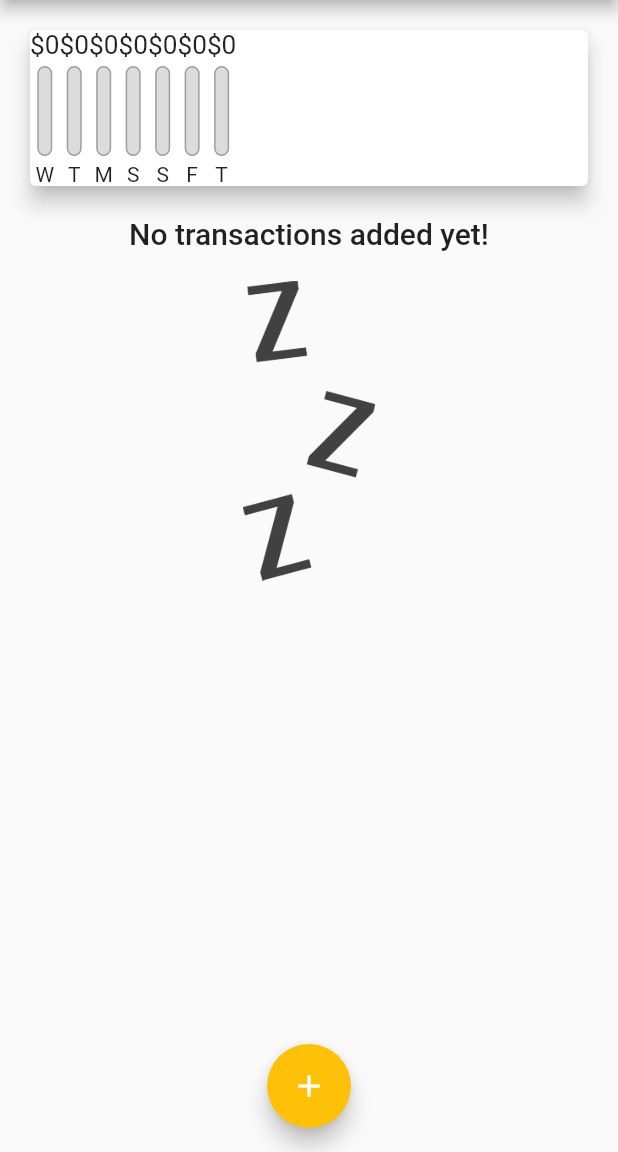
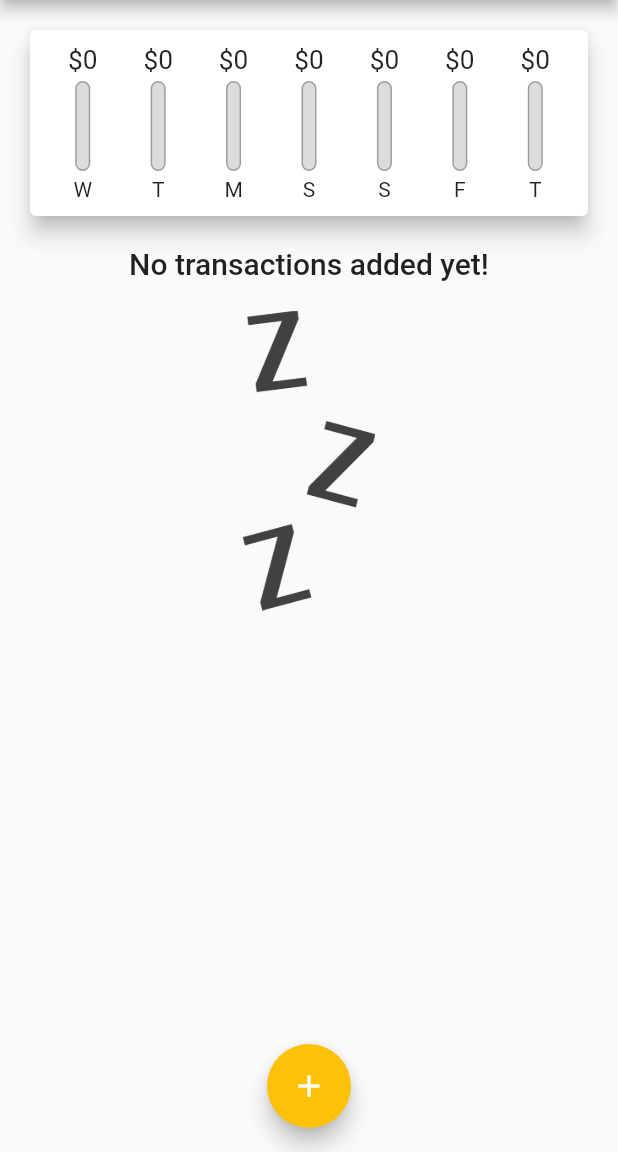
Before and after one commit to DuongYi/Flutter-Tutorial, a Flutter app: the screen it shows after launch, on a phone screen of 412 x 824 dp, the part 84-1236 px from its top. Run offline on Flutter 3.47's test engine with Material 2 defaults, Android fonts, the phone set to English and light mode, and no system bars.

Commit message:
Finishing the Chart Bars

```diff
--- a/lib/widgets/chart.dart
+++ b/lib/widgets/chart.dart
@@ -1,7 +1,7 @@
 import 'package:flutter/material.dart';
 import 'package:intl/intl.dart';
 
-import '/widgets/chart_bar.dart';
+import './chart_bar.dart';
 import '../models/transaction.dart';
 
 class Chart extends StatelessWidget {
@@ -14,7 +14,7 @@ class Chart extends StatelessWidget {
       final weekDay = DateTime.now().subtract(
         Duration(days: index),
       );
-      double totalSum = 0.0;
+      var totalSum = 0.0;
 
       for (var i = 0; i < recentTransactions.length; i++) {
         if (recentTransactions[i].date.day == weekDay.day &&
@@ -23,9 +23,6 @@ class Chart extends StatelessWidget {
           totalSum += recentTransactions[i].amount;
         }
       }
-
-      print(totalSum);
-      print(DateFormat.E().format(weekDay));
 
       return {
         'day': DateFormat.E().format(weekDay).substring(0, 1),
@@ -45,11 +42,24 @@ class Chart extends StatelessWidget {
     return Card(
       elevation: 6,
       margin: const EdgeInsets.all(20),
-      child: Row(
+      child: Padding(
+        padding: const EdgeInsets.all(10),
+        child: Row(
+          mainAxisAlignment: MainAxisAlignment.spaceAround,
           children: groupedTransactionValues.map((data) {
-        return ChartBar(data['day'] as String, data['amount'] as double,
-            (data['amount'] as double) / totalSpending);
-      }).toList()),
+            return Flexible(
+              fit: FlexFit.tight,
+              child: ChartBar(
+                data['day'] as String,
+                data['amount'] as double,
+                totalSpending == 0.0
+                    ? 0.0
+                    : (data['amount'] as double) / totalSpending,
+              ),
+            );
+          }).toList(),
+        ),
+      ),
     );
   }
 }
--- a/lib/widgets/chart_bar.dart
+++ b/lib/widgets/chart_bar.dart
@@ -14,7 +14,8 @@ class ChartBar extends StatelessWidget {
         SizedBox(
           height: 20,
           child: FittedBox(
-            child: Text('\$${spendingAmount.toStringAsFixed(0)}'),
+            child: FittedBox(
+                child: Text('\$${spendingAmount.toStringAsFixed(0)}')),
           ),
         ),
         const SizedBox(
```
